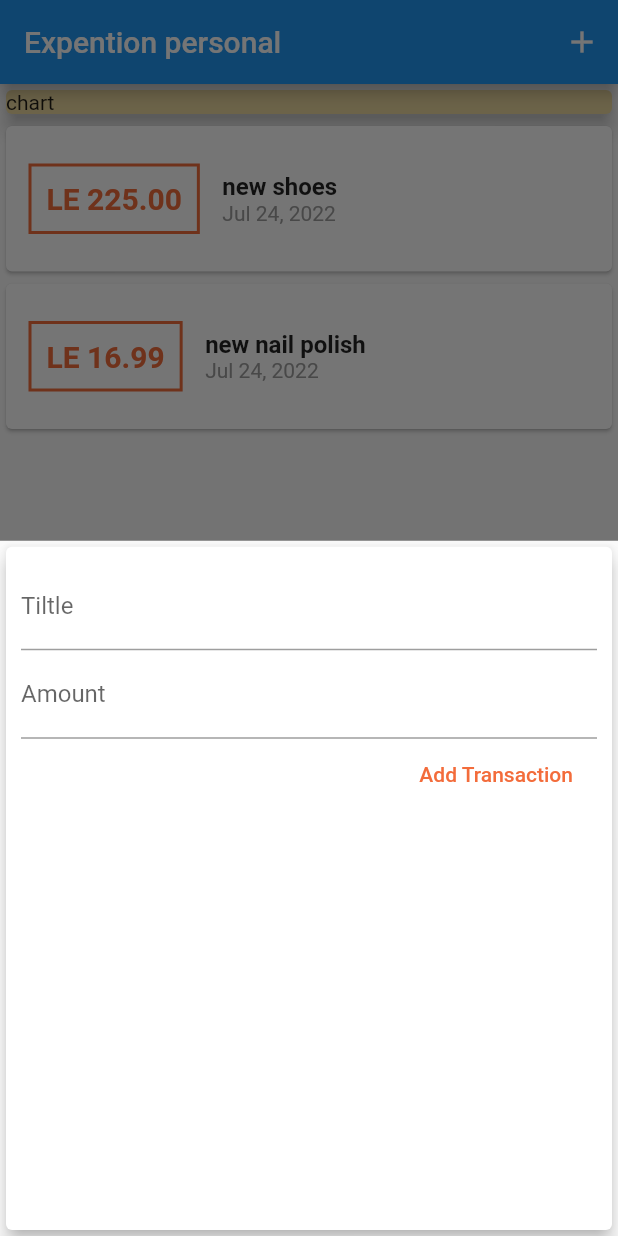
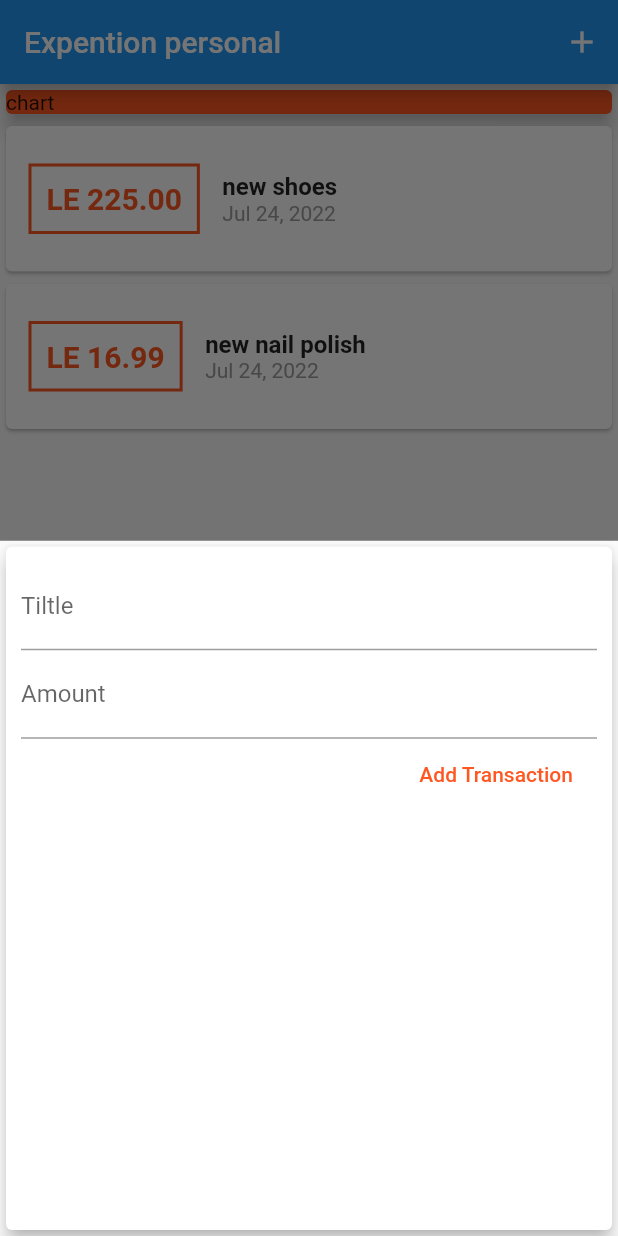
Before and after one commit to Tota6/expensess_personal, a Flutter app: the screen it shows after launch, after a tap on the "add" icon, on a phone screen of 412 x 824 dp. Run offline on Flutter 3.47's test engine with Material 2 defaults, Android fonts, the phone set to English and light mode, and no system bars.

Commit message:
mange the color and the font to only change once by creating Thems class to it

```diff
--- a/lib/main.dart
+++ b/lib/main.dart
@@ -10,7 +10,12 @@ class MyApp extends StatelessWidget {
   @override
   Widget build(BuildContext context) {
     return MaterialApp(
-      title: 'Flutter Demo',
+      title: 'Personal Expenses ',
+      theme: ThemeData(
+        primaryColor: Colors.deepOrange,
+        colorScheme:
+            ColorScheme.fromSwatch().copyWith(secondary: Colors.yellow),
+      ),
       home: MyHomePage(),
     );
   }
@@ -79,7 +84,7 @@ class _MyHomePageState extends State<MyHomePage> {
             children: <Widget>[
               Container(
                 child: Card(
-                  color: const Color.fromARGB(255, 235, 216, 159),
+                  color: Theme.of(context).primaryColor,
                   elevation: 5,
                   child: Container(
                       width: double.infinity, child: const Text("chart")),
--- a/lib/widgets/new_transaction_list.dart
+++ b/lib/widgets/new_transaction_list.dart
@@ -1,18 +1,26 @@
 import 'package:flutter/material.dart';
 
-class NewTransactionList extends StatelessWidget {
+class NewTransactionList extends StatefulWidget {
   final Function addtransation;
+
+  NewTransactionList(this.addtransation);
+
+  @override
+  State<NewTransactionList> createState() => _NewTransactionListState();
+}
+
+class _NewTransactionListState extends State<NewTransactionList> {
   final titleController = TextEditingController();
   final amountController = TextEditingController();
-
-  NewTransactionList(this.addtransation);
 
   void SubmitData() {
     final enteredTitle = titleController.text;
     final enteredAmount = double.parse(amountController.text);
 
     if (enteredTitle.isEmpty || enteredAmount <= 0) return;
-    addtransation(titleController.text, double.parse(amountController.text));
+    widget.addtransation(
+        titleController.text, double.parse(amountController.text));
+    Navigator.of(context).pop();
   }
 
   @override
@@ -37,7 +45,7 @@ class NewTransactionList extends StatelessWidget {
                 // ignore: deprecated_member_use
                 FlatButton(
                   onPressed: SubmitData,
-                  textColor: Color.fromARGB(255, 243, 108, 59),
+                  textColor: Theme.of(context).primaryColor,
                   child: Text('Add Transaction'),
                 )
               ])),
--- a/lib/widgets/transaction_list.dart
+++ b/lib/widgets/transaction_list.dart
@@ -23,14 +23,13 @@ class TransactionList extends StatelessWidget {
                       const EdgeInsets.symmetric(horizontal: 15, vertical: 25),
                   decoration: BoxDecoration(
                       border: Border.all(
-                          color: const Color.fromARGB(255, 243, 108, 59),
-                          width: 2)),
+                          color: Theme.of(context).primaryColor, width: 2)),
                   child: Text(
                       "LE ${transactions[index].amount.toStringAsFixed(2)}",
-                      style: const TextStyle(
+                      style: TextStyle(
                           fontWeight: FontWeight.bold,
                           fontSize: 20,
-                          color: Color.fromARGB(255, 243, 108, 59))),
+                          color: Theme.of(context).primaryColor)),
                 ),
                 Column(
                   crossAxisAlignment: CrossAxisAlignment.start,
```
